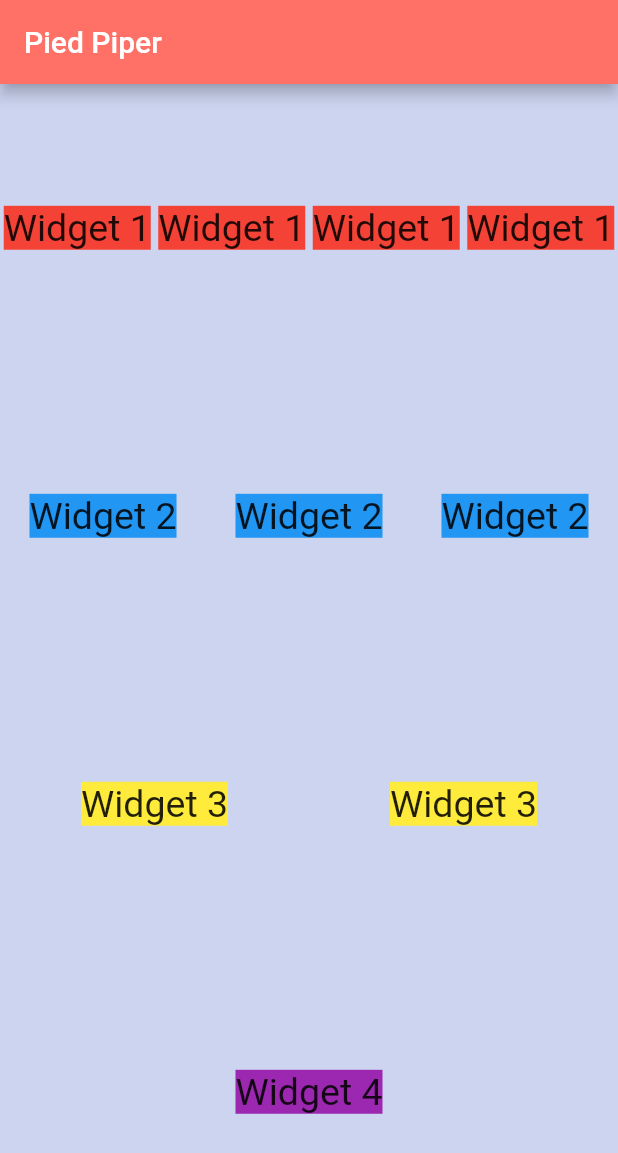
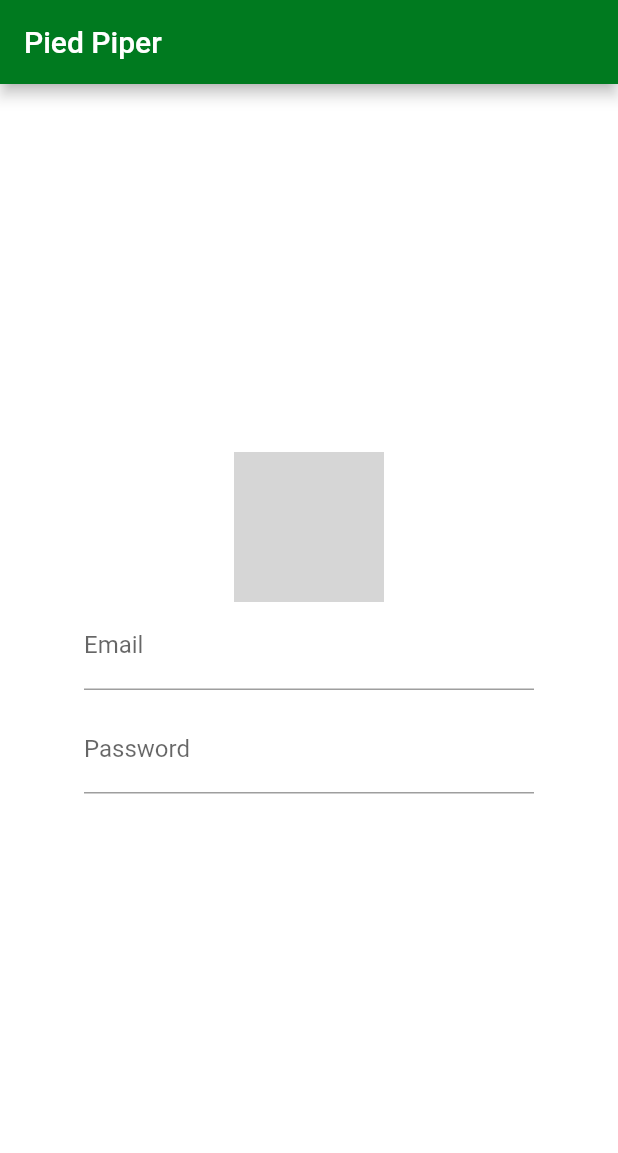
Before and after one commit to victormatta/Trainning-Flutter, a Flutter app: the screen it shows after launch, on a phone screen of 412 x 824 dp. Shown: the top 1153 px of the screen. Run offline on Flutter 3.47's test engine with Material 2 defaults, Android fonts, the phone set to English and light mode, and no system bars; grey boxes are pictures that could not be loaded.

Commit message:
main Pied Piper

```diff
--- a/lib/main.dart
+++ b/lib/main.dart
@@ -37,74 +37,59 @@
       home: Scaffold(
         appBar: AppBar(
           title: Text(widget.titleApp!),
-          backgroundColor: const Color.fromARGB(255, 255, 112, 102),
+          backgroundColor: const Color.fromARGB(255, 0, 122, 31),
         ),
         body: Column(
-          mainAxisAlignment: MainAxisAlignment.spaceAround,
+          mainAxisAlignment: MainAxisAlignment.center,
           children: [
-            Row(
-              mainAxisAlignment: MainAxisAlignment.spaceAround,
+            Center(
+              child: Stack(
+                alignment: AlignmentDirectional.topCenter,
                 children: [
-                Text(
-                  widget.textMain1!,
-                  style: const TextStyle(
-                      fontSize: 25, backgroundColor: Colors.red),
-                ),
-                Text(
-                  widget.textMain1!,
-                  style: const TextStyle(
-                      fontSize: 25, backgroundColor: Colors.red),
-                ),
-                Text(
-                  widget.textMain1!,
-                  style: const TextStyle(
-                      fontSize: 25, backgroundColor: Colors.red),
-                ),
-                Text(
-                  widget.textMain1!,
-                  style: const TextStyle(
-                      fontSize: 25, backgroundColor: Colors.red),
+                  Image.asset(
+                    '../assets/images/piedpiper.jpeg',
+                    width: 100,
+                    height: 100,
                   ),
                 ],
               ),
-            Row(
-              mainAxisAlignment: MainAxisAlignment.spaceAround,
+            ),
+            const Center(
+              child: Column(
+                mainAxisAlignment: MainAxisAlignment.center,
                 children: [
-                Text(widget.textMain2!,
-                    style: const TextStyle(
-                        fontSize: 25, backgroundColor: Colors.blue)),
-                Text(widget.textMain2!,
-                    style: const TextStyle(
-                        fontSize: 25, backgroundColor: Colors.blue)),
-                Text(widget.textMain2!,
-                    style: const TextStyle(
-                        fontSize: 25, backgroundColor: Colors.blue)),
+                  SizedBox(
+                    width: 300,
+                    child: Expanded(
+                      child: TextField(
+                        decoration: InputDecoration(
+                          labelText: 'Email',
+                        ),
+                      ),
+                    ),
+                  ),
+                  SizedBox(
+                    height: 10,
+                  ), // Espaçamento vertical entre os inputs
+                  SizedBox(
+                    width: 300,
+                    child: Expanded(
+                      child: TextField(
+                        decoration: InputDecoration(
+                          labelText: 'Password',
+                        ),
+                      ),
+                    ),
+                  ),
                 ],
               ),
-            Row(
-              mainAxisAlignment: MainAxisAlignment.spaceAround,
-              children: [
-                Text(widget.textMain3!,
-                    style: const TextStyle(
-                        fontSize: 25, backgroundColor: Colors.yellow)),
-                Text(widget.textMain3!,
-                    style: const TextStyle(
-                        fontSize: 25, backgroundColor: Colors.yellow)),
-              ],
             ),
-            Row(
-              mainAxisAlignment: MainAxisAlignment.center,
-              children: [
-                Text(
-                  widget.textMain4!,
-                  style: const TextStyle(
-                      fontSize: 25, backgroundColor: Colors.purple),
-                ),
-              ],
+            const SizedBox(
+              height: 50,
             )
           ],
         ),
-        backgroundColor: const Color.fromARGB(255, 205, 212, 240),
+        backgroundColor: const Color.fromARGB(255, 255, 255, 255),
       ),
     );
   }
```
Lines whose indentation alone changed are shown as unchanged.
